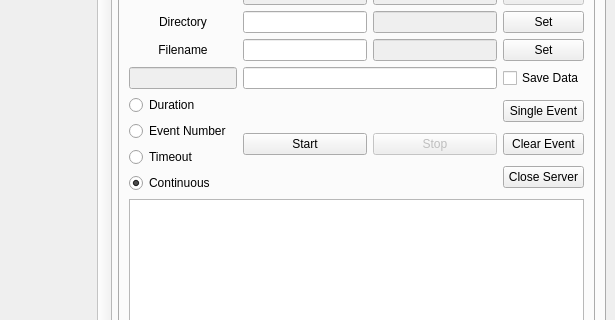
Qt form traceGUI_experimental.ui (zdhughes5/ADS) before a commit; both pictures show x 385 to 1000 and y 199 to 519 of the 1000 by 1029 pixel window.
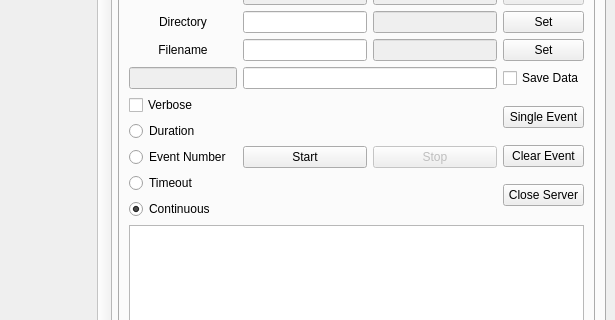
The same form after that commit. The open tabs and pages were chosen to show the change. Custom widgets are drawn as their Qt base class.

Commit message: experimental create

What changed in the file:
```diff
--- a/traceGUI_experimental.ui
+++ b/traceGUI_experimental.ui
@@ -1522,6 +1522,13 @@
               </item>
               <item row="7" column="0">
                <layout class="QVBoxLayout" name="verticalLayout_7">
+                <item>
+                 <widget class="QCheckBox" name="VerboseCB">
+                  <property name="text">
+                   <string>Verbose</string>
+                  </property>
+                 </widget>
+                </item>
                 <item>
                  <widget class="QRadioButton" name="DurationRadio">
                   <property name="sizePolicy">
```
Left out of the diff: 78 changed lines with no effect on the pictures. The commit also changes 8 other files.
